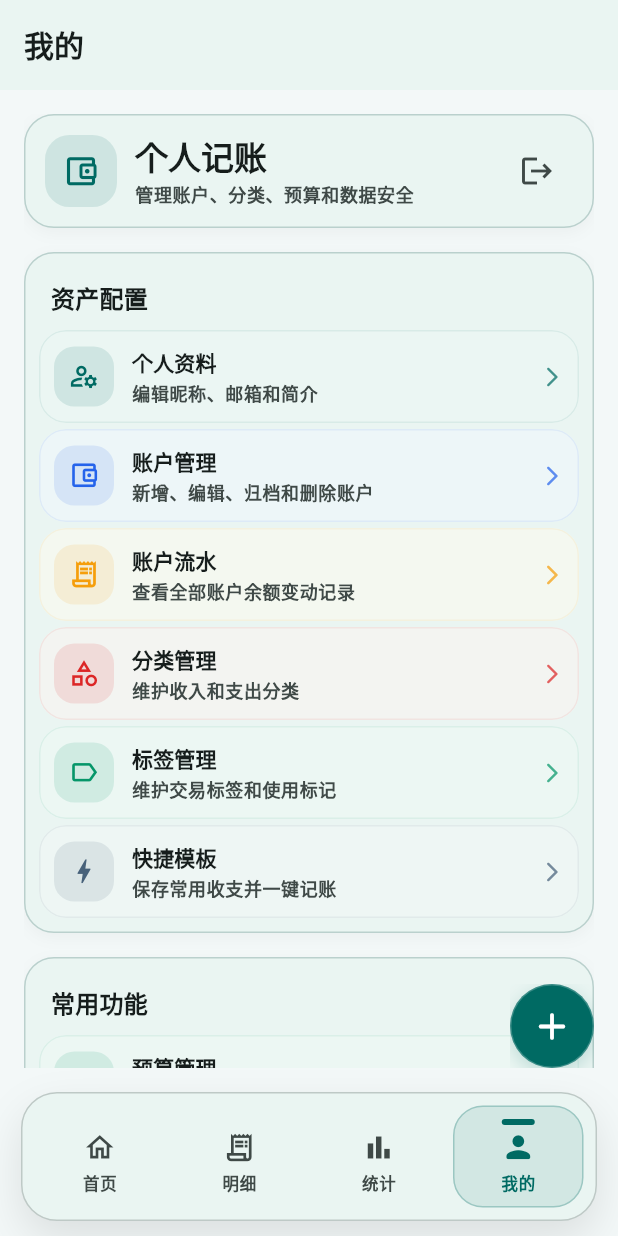
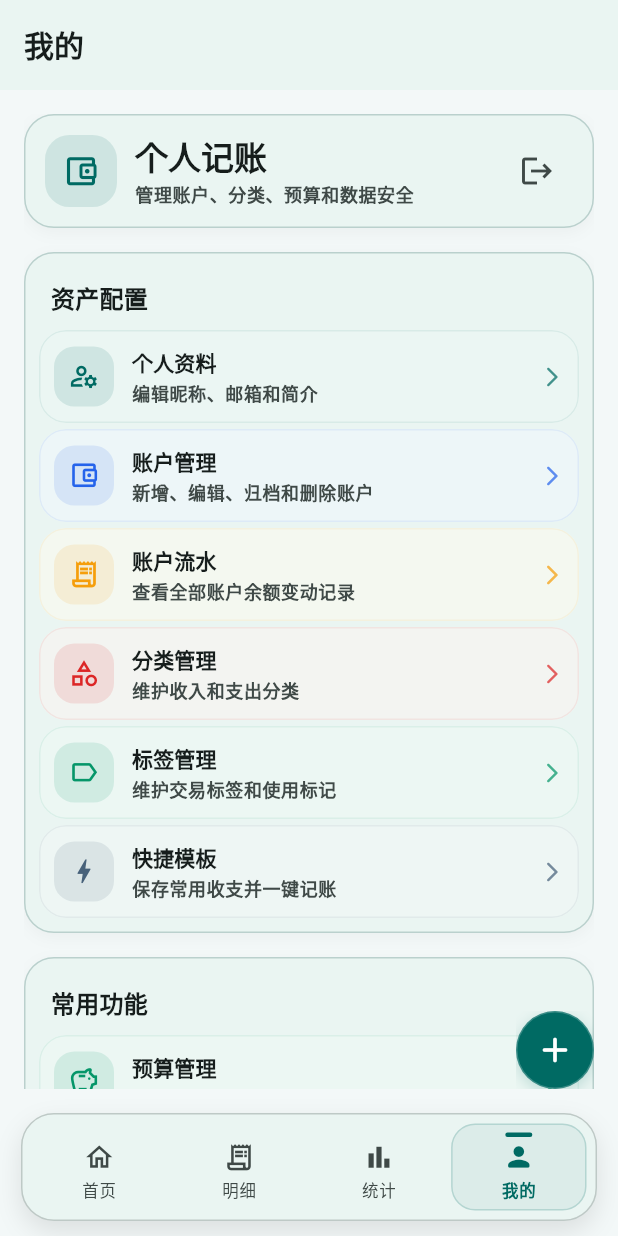
Before and after one commit to sky121666/sky-PersonalLedger, a Flutter app: the ProfilePage screen opened by its route, on a phone screen of 412 x 824 dp. Run offline on Flutter 3.47's test engine with Material 3 defaults, Android fonts, the phone set to English and light mode, and no system bars; our stand-ins replace dio, file_picker, flutter_riverpod, flutter_secure_storage, go_router, image_picker and 1 more; accounts and stored records are empty.

Commit message:
refactor(mobile): lighten primary UI chrome

```diff
--- a/mobile/lib/features/home/presentation/home_page.dart
+++ b/mobile/lib/features/home/presentation/home_page.dart
@@ -431,7 +431,7 @@ class _MonthlyOverviewCard extends StatelessWidget {
                 ),
               ),
               Text(
-                '本月已记 ${overview.transactionCount} 笔',
+                '${overview.transactionCount} 笔',
                 style: Theme.of(context).textTheme.labelMedium?.copyWith(
                   color: Theme.of(context).colorScheme.outline,
                 ),
@@ -611,7 +611,7 @@ class _BudgetSummaryCard extends StatelessWidget {
                       crossAxisAlignment: WrapCrossAlignment.center,
                       children: [
                         _BudgetStatusPill(
-                          label: hasBudget ? '预算运行中' : '预算待设置',
+                          label: hasBudget ? '已设置' : '未设置',
                           color: hasBudget
                               ? financeColors.warning
                               : colorScheme.outline,
@@ -815,7 +815,7 @@ class _AccountOverviewCard extends StatelessWidget {
           ),
           const SizedBox(height: 14),
           if (accounts.isEmpty)
-            const _EmptyCardLine(text: '暂无账户，请先创建账户')
+            const _EmptyCardLine(text: '暂无账户')
           else
             ...accounts.map(
               (account) => Padding(
--- a/mobile/lib/features/main/presentation/main_shell_page.dart
+++ b/mobile/lib/features/main/presentation/main_shell_page.dart
@@ -123,8 +123,8 @@ class _QuickTransactionFab extends StatelessWidget {
         borderRadius: BorderRadius.circular(999),
         onTap: onPressed,
         child: Ink(
-          width: 56,
-          height: 56,
+          width: 52,
+          height: 52,
           decoration: BoxDecoration(
             color: colorScheme.primary,
             borderRadius: BorderRadius.circular(999),
@@ -134,15 +134,15 @@ class _QuickTransactionFab extends StatelessWidget {
             boxShadow: [
               BoxShadow(
                 color: colorScheme.primary.withValues(alpha: 0.20),
-                blurRadius: 10,
-                offset: const Offset(0, 4),
+                blurRadius: 8,
+                offset: const Offset(0, 3),
               ),
             ],
           ),
           child: Icon(
             Icons.add_rounded,
             color: colorScheme.onPrimary,
-            size: 30,
+            size: 28,
           ),
         ),
       ),
@@ -200,8 +200,8 @@ class _PremiumBottomNavigation extends StatelessWidget {
         child: AnimatedContainer(
           duration: const Duration(milliseconds: 220),
           curve: Curves.easeOutCubic,
-          constraints: const BoxConstraints(minHeight: 74),
-          padding: const EdgeInsets.symmetric(horizontal: 8, vertical: 8),
+          constraints: const BoxConstraints(minHeight: 64),
+          padding: const EdgeInsets.symmetric(horizontal: 6, vertical: 6),
           decoration: BoxDecoration(
             color: Color.alphaBlend(
               colorScheme.primary.withValues(
@@ -211,7 +211,7 @@ class _PremiumBottomNavigation extends StatelessWidget {
               ),
               colorScheme.surface,
             ),
-            borderRadius: BorderRadius.circular(24),
+            borderRadius: BorderRadius.circular(22),
             border: Border.all(color: colorScheme.outlineVariant),
             boxShadow: [
               BoxShadow(
@@ -220,8 +220,8 @@ class _PremiumBottomNavigation extends StatelessWidget {
                       ? 0.28
                       : 0.10,
                 ),
-                blurRadius: 24,
-                offset: const Offset(0, 12),
+                blurRadius: 14,
+                offset: const Offset(0, 7),
               ),
             ],
           ),
@@ -236,7 +236,7 @@ class _PremiumBottomNavigation extends StatelessWidget {
                   ),
                 ),
                 if (entry.$1 != destinations.length - 1)
-                  const SizedBox(width: 6),
+                  const SizedBox(width: 3),
               ],
             ],
           ),
@@ -270,28 +270,24 @@ class _PremiumBottomNavigationItem extends StatelessWidget {
         type: MaterialType.transparency,
         child: InkWell(
           key: ValueKey('main-shell-tab-${destination.keyValue}'),
-          borderRadius: BorderRadius.circular(20),
+          borderRadius: BorderRadius.circular(16),
           onTap: onTap,
           child: AnimatedContainer(
             duration: const Duration(milliseconds: 220),
             curve: Curves.easeOutCubic,
-            constraints: const BoxConstraints(minHeight: 58),
-            padding: const EdgeInsets.symmetric(horizontal: 8, vertical: 8),
+            constraints: const BoxConstraints(minHeight: 50),
+            padding: const EdgeInsets.symmetric(horizontal: 6, vertical: 5),
             decoration: BoxDecoration(
               color: selected
                   ? Color.alphaBlend(
-                      activeColor.withValues(
-                        alpha: Theme.of(context).brightness == Brightness.dark
-                            ? 0.22
-                            : 0.14,
-                      ),
+                      activeColor.withValues(alpha: 0.10),
                       colorScheme.surface,
                     )
                   : Colors.transparent,
-              borderRadius: BorderRadius.circular(20),
+              borderRadius: BorderRadius.circular(16),
               border: Border.all(
                 color: selected
-                    ? activeColor.withValues(alpha: 0.26)
+                    ? activeColor.withValues(alpha: 0.18)
                     : Colors.transparent,
               ),
             ),
@@ -302,8 +298,8 @@ class _PremiumBottomNavigationItem extends StatelessWidget {
                 AnimatedContainer(
                   duration: const Duration(milliseconds: 200),
                   curve: Curves.easeOutCubic,
-                  width: selected ? 22 : 5,
-                  height: 4,
+                  width: selected ? 18 : 5,
+                  height: 3,
                   decoration: BoxDecoration(
                     color: selected
                         ? activeColor
@@ -311,18 +307,18 @@ class _PremiumBottomNavigationItem extends StatelessWidget {
                     borderRadius: BorderRadius.circular(999),
                   ),
                 ),
-                const SizedBox(height: 4),
+                const SizedBox(height: 3),
                 AnimatedScale(
                   duration: const Duration(milliseconds: 180),
                   curve: Curves.easeOutCubic,
-                  scale: selected ? 1.08 : 1,
+                  scale: selected ? 1.02 : 1,
                   child: Icon(
                     selected ? destination.selectedIcon : destination.icon,
                     color: foreground,
-                    size: 22,
+                    size: 21,
                   ),
                 ),
-                const SizedBox(height: 4),
+                const SizedBox(height: 3),
                 AnimatedDefaultTextStyle(
                   duration: const Duration(milliseconds: 180),
                   curve: Curves.easeOutCubic,
@@ -330,14 +326,14 @@ class _PremiumBottomNavigationItem extends StatelessWidget {
                       Theme.of(context).textTheme.labelSmall?.copyWith(
                         color: foreground,
                         fontWeight: selected
-                            ? FontWeight.w900
-                            : FontWeight.w600,
+                            ? FontWeight.w800
+                            : FontWeight.w500,
                       ) ??
                       TextStyle(
                         color: foreground,
                         fontWeight: selected
-                            ? FontWeight.w900
-                            : FontWeight.w600,
+                            ? FontWeight.w800
+                            : FontWeight.w500,
                       ),
                   child: Text(
                     destination.label,
--- a/mobile/lib/features/profile/presentation/profile_page.dart
+++ b/mobile/lib/features/profile/presentation/profile_page.dart
@@ -143,14 +143,12 @@ class ProfilePage extends ConsumerWidget {
                     icon: Icons.notifications_none_outlined,
                     color: colorScheme.secondary,
                     title: '通知设置',
-                    subtitle: '配置提醒通道和通知类型',
                     onTap: () => context.push(AppRoutePaths.notifications),
                   ),
                   _SettingsEntry(
                     icon: Icons.security_outlined,
                     color: financeColors.expense,
                     title: '账号安全',
-                    subtitle: '修改密码和登录保护',
                     onTap: () => context.push(AppRoutePaths.securitySettings),
                   ),
                   _SettingsEntry(
@@ -335,14 +333,14 @@ class _SettingsEntry extends StatelessWidget {
     required this.icon,
     required this.color,
     required this.title,
-    required this.subtitle,
+    this.subtitle,
     required this.onTap,
   });
 
   final IconData icon;
   final Color color;
   final String title;
-  final String subtitle;
+  final String? subtitle;
   final VoidCallback onTap;
 
   @override
@@ -352,7 +350,7 @@ class _SettingsEntry extends StatelessWidget {
       padding: const EdgeInsets.symmetric(horizontal: 10, vertical: 2),
       child: Semantics(
         button: true,
-        label: '$title，$subtitle',
+        label: subtitle == null ? title : '$title，$subtitle',
         child: Material(
           key: ValueKey('profile-entry-$title'),
           color: Color.alphaBlend(
@@ -398,9 +396,10 @@ class _SettingsEntry extends StatelessWidget {
                             style: Theme.of(context).textTheme.titleSmall
                                 ?.copyWith(fontWeight: FontWeight.w900),
                           ),
+                          if (subtitle != null) ...[
                             const SizedBox(height: 3),
                             Text(
-                            subtitle,
+                              subtitle!,
                               maxLines: 1,
                               overflow: TextOverflow.ellipsis,
                               style: Theme.of(context).textTheme.bodySmall
@@ -409,6 +408,7 @@ class _SettingsEntry extends StatelessWidget {
                                     fontWeight: FontWeight.w600,
                                   ),
                             ),
+                          ],
                         ],
                       ),
                     ),
```
Also changed, not shown: mobile/lib/app/widgets/finance_dashboard_widgets.dart (+11 -9 lines), mobile/lib/features/accounts/presentation/accounts_page.dart (+0 -8 lines), mobile/lib/features/family/presentation/family_page.dart (+0 -8 lines), 1 other file. Lines whose indentation alone changed are shown as unchanged.
